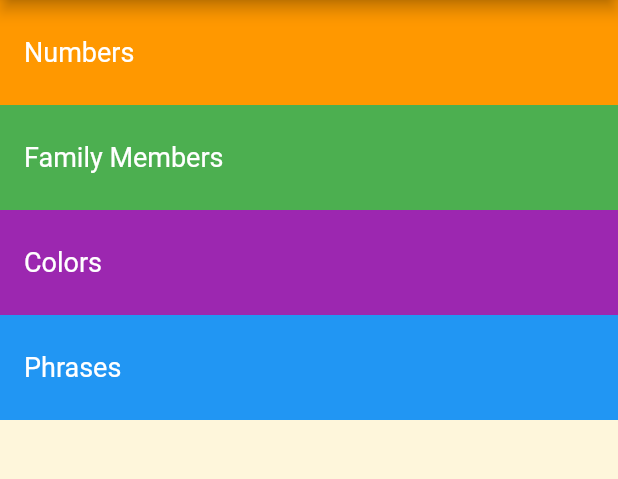
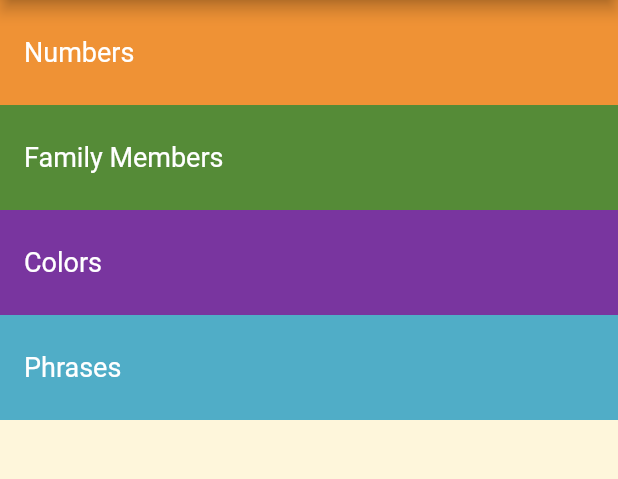
Before and after one commit to ImadDz-7/Toku-Language-Learning-App, a Flutter app: the screen it shows after launch, on a phone screen of 412 x 824 dp, the part 84-563 px from its top. Run offline on Flutter 3.47's test engine with Material 2 defaults, Android fonts, the phone set to English and light mode, and no system bars.

Commit message:
Refactor our code, create CategoryItem Widget to represent each category & HomePage Widget contains all categories

```diff
--- /dev/null
+++ b/lib/components/category_item.dart
@@ -0,0 +1,26 @@
+import 'package:flutter/material.dart';
+
+class Category extends StatelessWidget {
+  Category({this.title, this.color});
+
+  String? title;
+  Color? color;
+
+  @override
+  Widget build(BuildContext context) {
+    return Container(
+              alignment: Alignment.centerLeft,
+              padding: const EdgeInsets.only(left: 16),
+              width: double.infinity,
+              height: 70,
+              color: color,
+              child: Text(
+                title!,
+                style: TextStyle(
+                  color: Colors.white,
+                  fontSize: 18,
+                ),
+              ),
+            );
+  }
+}
--- a/lib/main.dart
+++ b/lib/main.dart
@@ -1,4 +1,5 @@
 import 'package:flutter/material.dart';
+import 'package:toku_app/screens/home_page.dart';
 
 void main() {
   runApp(const TokuApp());
@@ -11,73 +12,7 @@ class TokuApp extends StatelessWidget {
   Widget build(BuildContext context) {
     return MaterialApp(
       debugShowCheckedModeBanner: false,
-      home: Scaffold(
-        backgroundColor: const Color(0xFFFEF6DB),
-        appBar: AppBar(
-          title: const Text('Toku'),
-          backgroundColor: const Color(0xFF46322B),
-        ),
-        body: Column(
-          children: [
-            Container(
-              alignment: Alignment.centerLeft,
-              padding: const EdgeInsets.only(left: 16),
-              width: double.infinity,
-              height: 70,
-              color: Colors.orange,
-              child: const Text(
-                'Numbers',
-                style: TextStyle(
-                  color: Colors.white,
-                  fontSize: 18,
-                ),
-              ),
-            ),
-            Container(
-              alignment: Alignment.centerLeft,
-              padding: const EdgeInsets.only(left: 16),
-              width: double.infinity,
-              height: 70,
-              color: Colors.green,
-              child: const Text(
-                'Family Members',
-                style: TextStyle(
-                  color: Colors.white,
-                  fontSize: 18,
-                ),
-              ),
-            ),
-            Container(
-              alignment: Alignment.centerLeft,
-              padding: const EdgeInsets.only(left: 16),
-              width: double.infinity,
-              height: 70,
-              color: Colors.purple,
-              child: const Text(
-                'Colors',
-                style: TextStyle(
-                  color: Colors.white,
-                  fontSize: 18,
-                ),
-              ),
-            ),
-            Container(
-              alignment: Alignment.centerLeft,
-              padding: const EdgeInsets.only(left: 16),
-              width: double.infinity,
-              height: 70,
-              color: Colors.blue,
-              child: const Text(
-                'Phrases',
-                style: TextStyle(
-                  color: Colors.white,
-                  fontSize: 18,
-                ),
-              ),
-            ),
-          ],
-        ),
-      ),
+      home: HomePage(),
     );
   }
 }
--- /dev/null
+++ b/lib/screens/home_page.dart
@@ -0,0 +1,37 @@
+import 'package:flutter/material.dart';
+import 'package:toku_app/components/category_item.dart';
+
+class HomePage extends StatelessWidget {
+  const HomePage({super.key});
+
+  @override
+  Widget build(BuildContext context) {
+    return Scaffold(
+      backgroundColor: const Color(0xFFFEF6DB),
+      appBar: AppBar(
+        title: const Text('Toku'),
+        backgroundColor: const Color(0xFF46322B),
+      ),
+      body: Column(
+        children: [
+          Category(
+            title: 'Numbers',
+            color: Color(0xFFEF9235),
+          ),
+          Category(
+            title: 'Family Members',
+            color: Color(0xFF558B37),
+          ),
+          Category(
+            title: 'Colors',
+            color: Color(0xFF79359F),
+          ),
+          Category(
+            title: 'Phrases',
+            color: Color(0xFF50ADC7),
+          ),
+        ],
+      ),
+    );
+  }
+}
```
